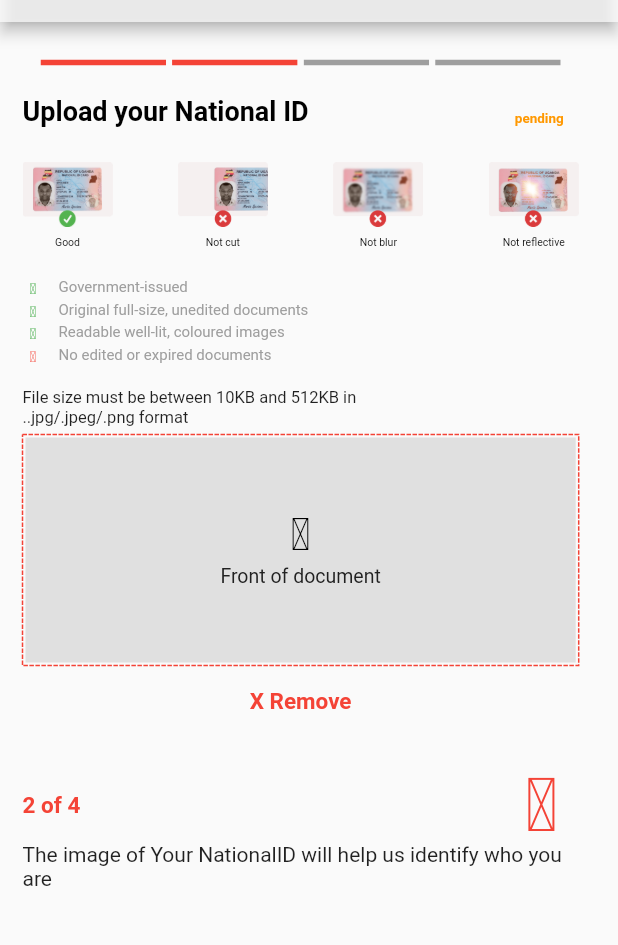
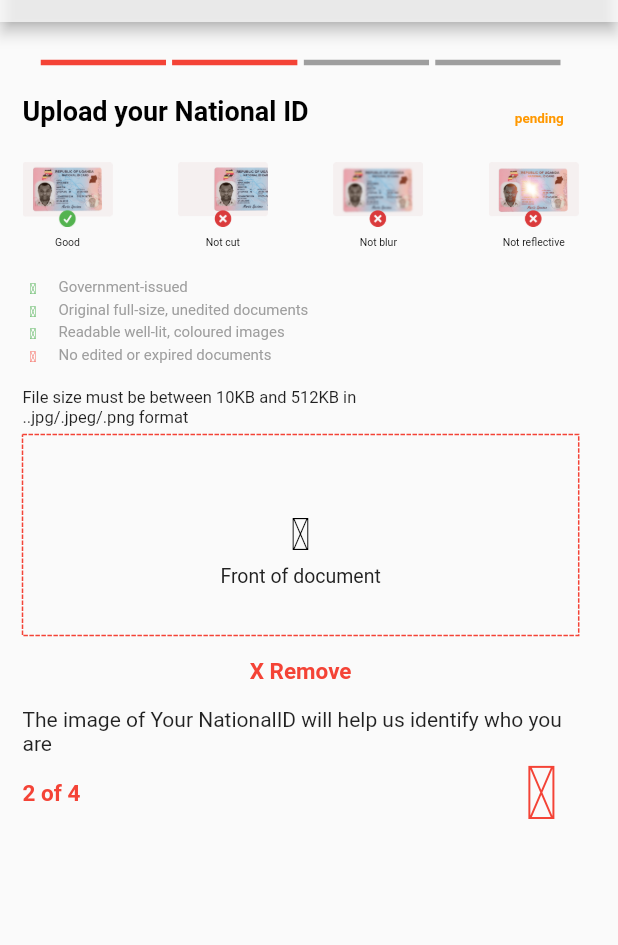
Before and after one commit to wampet/CHAPCHAP-KYC-frontend, a Flutter app: the National_id screen opened by its route, on a phone screen of 412 x 824 dp, the part 62-1007 px from its top. Run offline on Flutter 3.47's test engine with Material 2 defaults, Android fonts, the phone set to English and light mode, and no system bars; drawn by our look-alikes of dotted_border, step_progress_indicator; our stand-ins replace image_picker, permission_handler, sizer; project files that could hold a hidden picture were left out.

Commit message:
NationalID Pages with File Upload

```diff
--- a/lib/pages/individual_lcletter.dart
+++ b/lib/pages/individual_lcletter.dart
@@ -68,10 +68,10 @@ class _IndividualLCletterState extends State<IndividualLCletter> {
                 Row(
                   mainAxisAlignment: MainAxisAlignment.spaceBetween,
                   children: const [
-                    Text('Upload your LC1 Letter ',
+                    Text('Upload your LC1 Letter(Optional) ',
                         style: TextStyle(
                           color: Colors.black,
-                          fontSize: 18,
+                          fontSize: 17,
                           fontWeight: FontWeight.bold,
                         )),
                     Text('pending',
--- a/lib/pages/individual_nationalid.dart
+++ b/lib/pages/individual_nationalid.dart
@@ -228,12 +228,14 @@ class _National_idState extends  State<National_id> {
                       child: Text(
                           'File size must be between 10KB and 512KB in \n..jpg/.jpeg/.png format',
                           style: TextStyle(fontSize: 11))),
+
                 ],
               ),
               Column(
                 mainAxisAlignment: MainAxisAlignment.start,
                 crossAxisAlignment: CrossAxisAlignment.stretch,
                 children: <Widget>[
+
                   SizedBox(
                     height: 5,
                   ),
@@ -241,8 +243,8 @@ class _National_idState extends  State<National_id> {
                     color: Colors.red,
                     strokeWidth: 1,
                     child: Container(
-                      color: Colors.grey[300],
-                      padding: const EdgeInsets.fromLTRB(80, 50, 80, 50),
+                      //color: Colors.grey[300],
+                      padding: const EdgeInsets.fromLTRB(80, 50, 80, 30),
                       //This is where the camera implementaion will take place from
                       child:_image==null? InkWell(
                         onTap: openCamera,
@@ -265,10 +267,10 @@ class _National_idState extends  State<National_id> {
                               ],
                             )),
                       ):Container(
-                        height: 70,
+                        height: 75,
                         width:180,
-                         child: Image.file(_image!,fit: BoxFit.cover,height: 90,
-                  width: 170
+                         child: Image.file(_image!,fit: BoxFit.cover
+
                   )
                       ),
                     ),
@@ -280,11 +282,12 @@ class _National_idState extends  State<National_id> {
                             color: Colors.red,
                             fontSize: 15,
                             fontWeight: FontWeight.bold,
-                          )))
+                          ))),
+                          Text('The image of Your NationalID will help us identify who you are'),
                 ],
               ),
               Container(
-                margin: EdgeInsets.fromLTRB(0, 20, 0, 0),
+                margin: EdgeInsets.fromLTRB(0, 0, 0, 0),
                 child: Row(
                   mainAxisAlignment: MainAxisAlignment.spaceBetween,
                   children: [
@@ -314,7 +317,7 @@ class _National_idState extends  State<National_id> {
                   ],
                 ),
               ),
-              Text('The image of Your NationalID will help us identify who you are')
+
             ],
           ),
         ),
--- a/lib/pages/upload_selfie.dart
+++ b/lib/pages/upload_selfie.dart
@@ -32,7 +32,7 @@ class _BusinessSelfieState extends State<BusinessSelfie>  {
     return Sizer(builder: (context, orientation, deviceType) {
       return Scaffold(
         appBar: AppBar(
-          title: const Text('Individual Customer',
+          title: const Text('Registered Company',
               style: TextStyle(
                 color: Colors.red,
               )),
```
Also changed, not shown: lib/pages/registered_nationalid.dart (+6 -5 lines).
